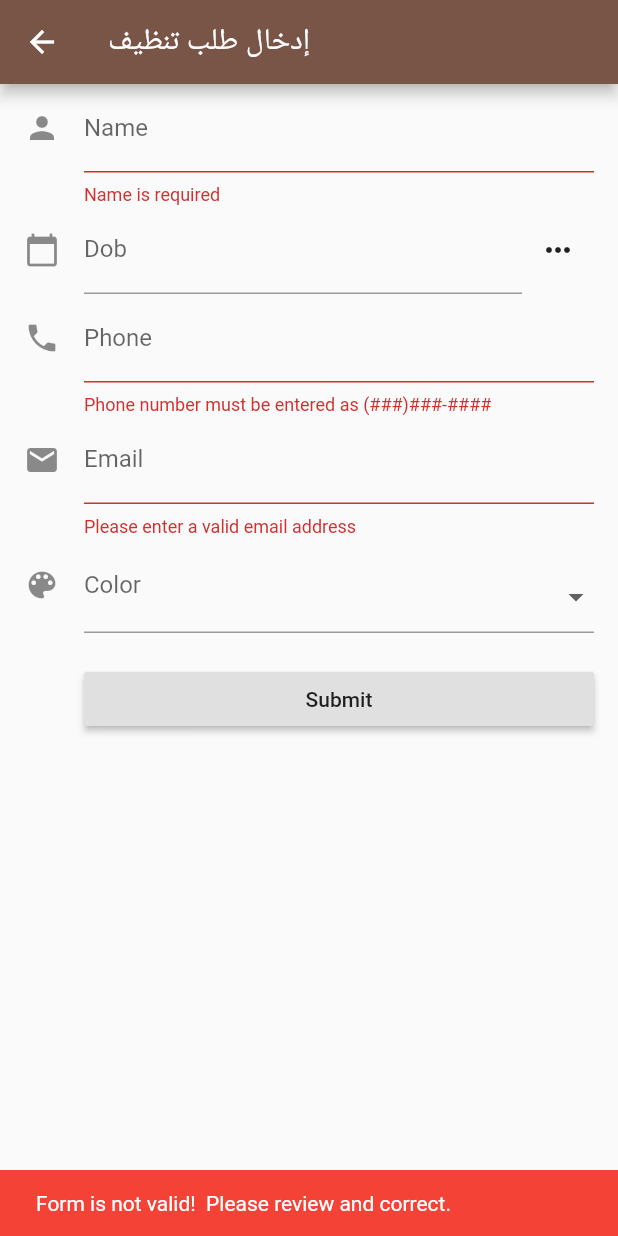
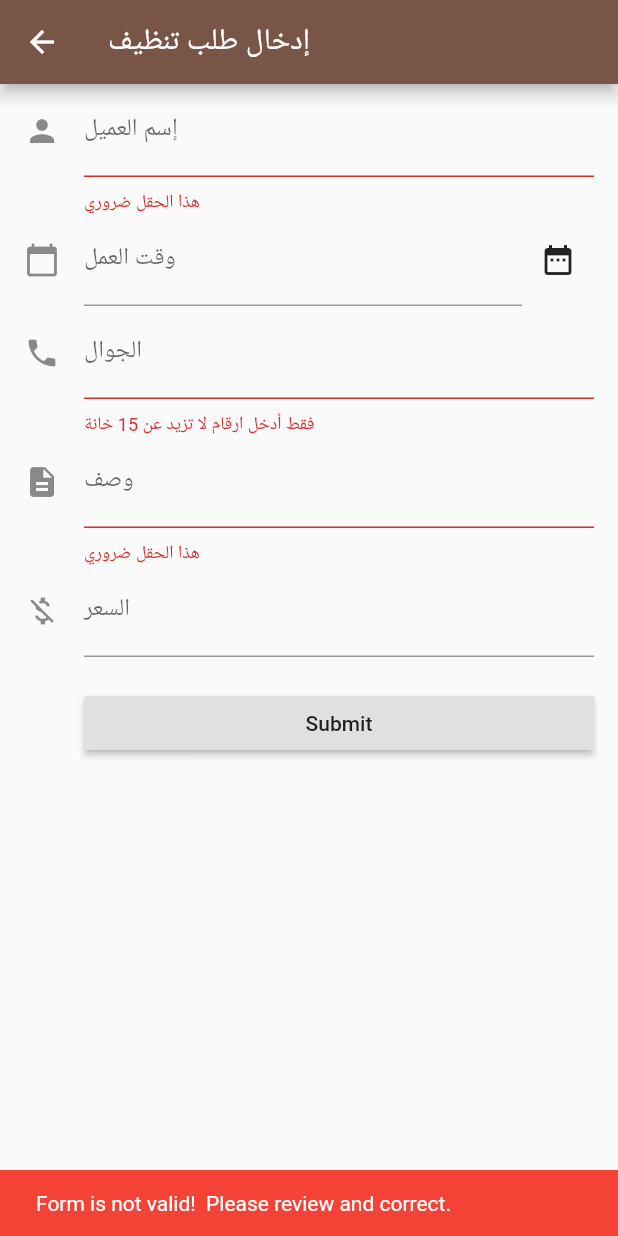
Before and after one commit to mohamedmelsayed/Fluter_app_http_forms, a Flutter app: the MyHomePage screen opened directly, after a tap on "Submit", on a phone screen of 412 x 824 dp. Run offline on Flutter 3.47's test engine with Material 2 defaults, Android fonts, the phone set to English and light mode, and no system bars.

Commit message:
insertion success using api after mapping object

```diff
--- a/lib/fragments/fifth_fragment.dart
+++ b/lib/fragments/fifth_fragment.dart
@@ -1,10 +1,12 @@
 import 'dart:developer';
+import 'dart:convert';
 
 import 'package:flutter/material.dart';
 import 'package:flutter/services.dart';
 import 'package:hello_world/services/contact.dart';
 import 'package:hello_world/services/httpservice.dart';
 import 'package:intl/intl.dart';
+
 class FifthFragment extends StatelessWidget {
   @override
   Widget build(BuildContext context) {
@@ -32,7 +34,8 @@ class _MyHomePageState extends State<MyHomePage> {
   final GlobalKey<FormState> _formKey = new GlobalKey<FormState>();
   List<String> _colors = <String>['', 'red', 'green', 'blue', 'orange'];
   String _color = '';
-  Contact newContact = new Contact();
+  Job newJob = new Job();
+
   final TextEditingController _controller = new TextEditingController();
 
   Future<Null> _chooseDate(
@@ -73,7 +76,9 @@ class _MyHomePageState extends State<MyHomePage> {
   }
 
   bool isValidPhoneNumber(String input) {
-    final RegExp regex = new RegExp(r'^\(\d\d\d\)\d\d\d\-\d\d\d\d$');
+    // final RegExp regex = new RegExp(r'^\(\d\d\d\)\d\d\d\-\d\d\d\d$');
+
+    final RegExp regex = new RegExp(r'^\d\d\d\d\d\d\d\d\d\d$');
     return regex.hasMatch(input);
   }
 
@@ -97,20 +102,32 @@ class _MyHomePageState extends State<MyHomePage> {
       form.save(); //This invokes each onSaved event
 
       print('Form save called, newContact is now up to date...');
-      print('Name: ${newContact.name}');
-      print('Dob: ${newContact.dob}');
-      print('Phone: ${newContact.phone}');
-      print('Email: ${newContact.email}');
-      print('Favorite Color: ${newContact.favoriteColor}');
+      print('Name: ${newJob.customername}');
+      print('Dob: ${newJob.entrydate}');
+      print('Phone: ${newJob.customerphone}');
+      // print('Email: ${newCustomer.email}');
+      // print('Favorite Color: ${newContact.favoriteColor}');
       print('========================================');
       print('Submitting to back end...');
       var contactService = new HttpService();
-      contactService.login({"method":"login", "table":"users",
-      "tokenlifetime":180,
-      "where": "phone,eq,1234567^pwd,eq,123"}
-        ).then((value) =>
-          showMessage('${value}!', Colors.blue));
+      log(contactService.getToken());
+      contactService.login({
+        "method": "login",
+        "table": "users",
+        "tokenlifetime": 200,
+        "where": "phone,eq,1234567^pwd,eq,123"
+      }).then((value) => printr(value));
     }
+  }
+
+  void printr(String order) {
+    HttpService contactService=new HttpService();
+    List<dynamic> object = json.decode(order);
+
+contactService.setToken(object[0]["token"]);
+
+       contactService.post("jobs",contactService.jobToJson(newJob)).then((value) => log(value));
+    showMessage(object[0]["token"], Colors.blue);
   }
 
   @override
@@ -132,29 +149,30 @@ class _MyHomePageState extends State<MyHomePage> {
                   new TextFormField(
                     decoration: const InputDecoration(
                       icon: const Icon(Icons.person),
-                      hintText: 'Enter your first and last name',
-                      labelText: 'Name',
+                      hintText: 'أدخل إسم العميل',
+                      labelText: 'إسم العميل',
                     ),
-                    // inputFormatters: [new LengthLimitingTextInputFormatter(30)],
-                    validator: (val) => val.isEmpty ? 'Name is required' : null,
-                    onSaved: (val) => newContact.name = val,
+                    inputFormatters: [new LengthLimitingTextInputFormatter(30)],
+                    validator: (val) =>
+                        val.isEmpty ? 'هذا الحقل ضروري  ' : null,
+                    onSaved: (val) => newJob.customername = val,
                   ),
                   new Row(children: <Widget>[
                     new Expanded(
                         child: new TextFormField(
                       decoration: new InputDecoration(
                         icon: const Icon(Icons.calendar_today),
-                        hintText: 'Enter your date of birth',
-                        labelText: 'Dob',
+                        hintText: 'الموعد المناسب',
+                        labelText: 'وقت العمل',
                       ),
                       controller: _controller,
                       keyboardType: TextInputType.datetime,
                       validator: (val) =>
                           isValidDob(val) ? null : 'Not a valid date',
-                      onSaved: (val) => newContact.dob = convertToDate(val),
+                      onSaved: (val) => newJob.entrydate = convertToDate(val),
                     )),
                     new IconButton(
-                      icon: new Icon(Icons.more_horiz),
+                      icon: new Icon(Icons.date_range),
                       tooltip: 'Choose date',
                       onPressed: (() {
                         _chooseDate(context, _controller.text);
@@ -164,8 +182,8 @@ class _MyHomePageState extends State<MyHomePage> {
                   new TextFormField(
                     decoration: const InputDecoration(
                       icon: const Icon(Icons.phone),
-                      hintText: 'Enter a phone number',
-                      labelText: 'Phone',
+                      hintText: 'جوال العميل',
+                      labelText: 'الجوال',
                     ),
                     keyboardType: TextInputType.phone,
                     inputFormatters: [
@@ -174,55 +192,75 @@ class _MyHomePageState extends State<MyHomePage> {
                     ],
                     validator: (value) => isValidPhoneNumber(value)
                         ? null
-                        : 'Phone number must be entered as (###)###-####',
-                    onSaved: (val) => newContact.phone = val,
+                        : 'فقط أدخل ارقام لا تزيد عن 15 خانة',
+                    onSaved: (val) => newJob.customerphone = val,
                   ),
                   new TextFormField(
+                    maxLines: null,
+                    keyboardType: TextInputType.multiline,
                     decoration: const InputDecoration(
-                      icon: const Icon(Icons.email),
-                      hintText: 'Enter a email address',
-                      labelText: 'Email',
+                      icon: const Icon(Icons.description),
+                      hintText: ' أكتب وصفا للعمل المطلوب  ',
+                      labelText: 'وصف',
                     ),
-                    keyboardType: TextInputType.emailAddress,
-                    validator: (value) => isValidEmail(value)
-                        ? null
-                        : 'Please enter a valid email address',
-                    onSaved: (val) => newContact.email = val,
+                    // keyboardType: TextInputType.emailAddress,
+                    // validator: (value) => isValidEmail(value)
+                    //     ? null
+                    //     : 'أكتب وصف طلب التنظيف',
+                     validator: (value) =>
+                        value.isEmpty ? 'هذا الحقل ضروري  ' : null,
+                    onSaved: (value) => newJob.jobdesc = value,
                   ),
-                  new FormField<String>(
-                    builder: (FormFieldState<String> state) {
-                      return InputDecorator(
-                        decoration: InputDecoration(
-                          icon: const Icon(Icons.color_lens),
-                          labelText: 'Color',
-                          errorText: state.hasError ? state.errorText : null,
-                        ),
-                        isEmpty: _color == '',
-                        child: new DropdownButtonHideUnderline(
-                          child: new DropdownButton<String>(
-                            value: _color,
-                            isDense: true,
-                            onChanged: (String newValue) {
-                              setState(() {
-                                newContact.favoriteColor = newValue;
-                                _color = newValue;
-                                state.didChange(newValue);
-                              });
-                            },
-                            items: _colors.map((String value) {
-                              return new DropdownMenuItem<String>(
-                                value: value,
-                                child: new Text(value),
-                              );
-                            }).toList(),
-                          ),
-                        ),
-                      );
-                    },
-                    validator: (val) {
-                      return val != '' ? null : 'Please select a color';
-                    },
+                       new TextFormField(
+                    decoration: const InputDecoration(
+                      icon: const Icon(Icons.money_off),
+                      hintText: ' تكلفة الطلب',
+                      labelText: 'السعر',
+                    ),
+                    keyboardType: TextInputType.number,
+                    inputFormatters: [
+                      new WhitelistingTextInputFormatter(
+                          new RegExp(r'^[()\d -]{1,15}$')),
+                    ],
+                    // validator: (value) =>
+                    //     ? null
+                    //     : 'أرقام فقط',
+                    onSaved: (val) => newJob.cost = val ,
                   ),
+                  // new FormField<String>(
+                  //   builder: (FormFieldState<String> state) {
+                  //     return InputDecorator(
+                  //       decoration: InputDecoration(
+                  //         icon: const Icon(Icons.color_lens),
+                  //         labelText: 'Color',
+                  //         errorText: state.hasError ? state.errorText : null,
+                  //       ),
+                  //       isEmpty: _color == '',
+                  //       child: new DropdownButtonHideUnderline(
+                  //         child: new DropdownButton<String>(
+                  //           value: _color,
+                  //           isDense: true,
+                  //           onChanged: (String newValue) {
+                  //             setState(() {
+                  //               newContact.favoriteColor = newValue;
+                  //               _color = newValue;
+                  //               state.didChange(newValue);
+                  //             });
+                  //           },
+                  //           items: _colors.map((String value) {
+                  //             return new DropdownMenuItem<String>(
+                  //               value: value,
+                  //               child: new Text(value),
+                  //             );
+                  //           }).toList(),
+                  //         ),
+                  //       ),
+                  //     );
+                  //   },
+                  //   validator: (val) {
+                  //     return val != '' ? null : 'Please select a color';
+                  //   },
+                  // ),
                   new Container(
                       padding: const EdgeInsets.only(left: 40.0, top: 20.0),
                       child: new RaisedButton(
--- a/lib/services/contact.dart
+++ b/lib/services/contact.dart
@@ -10,8 +10,9 @@ class Job{
   int id=0;
   DateTime entrydate;
   int statusid;
-  double cost=0.0;
+  String cost="0";
   int userid;
-  int customerid;
-
+  String jobdesc;
+ String customerphone;
+  String customername;
 }
--- a/lib/services/contact_service.dart
+++ b/lib/services/contact_service.dart
@@ -44,4 +44,8 @@ class ContactService {
     String jsonContact = json.encode(mapData);
     return jsonContact;
   }
+
+
+
+
 }
```
Also changed, not shown: lib/services/httpservice.dart (+31 -7 lines).
